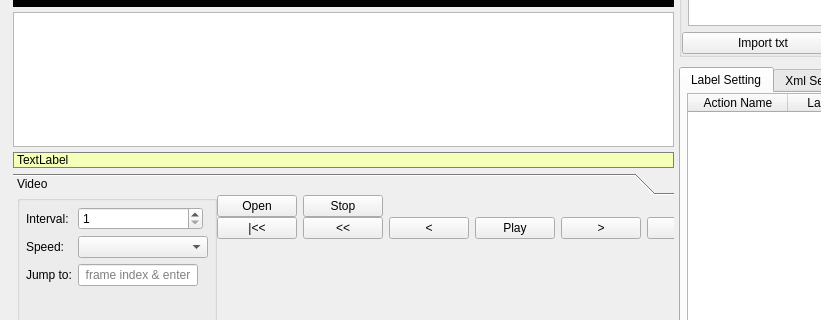
The window that qt_gui/mainwindow.ui (ZDL-Git/ActionLabeller) describes before a commit, drawn with Qt 5; both pictures show x 0 to 821 and y 475 to 795 of the 1022 by 886 pixel window.
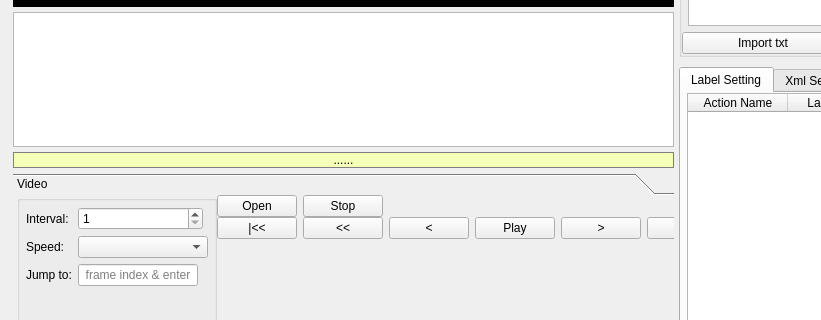
The same window after the commit. Custom widgets are drawn as their Qt base class.

Patch:
```diff
--- a/qt_gui/mainwindow.ui
+++ b/qt_gui/mainwindow.ui
@@ -175,10 +175,10 @@
 border: 1 solid gray;</string>
           </property>
           <property name="text">
-           <string>TextLabel</string>
+           <string>......</string>
           </property>
           <property name="alignment">
-           <set>Qt::AlignLeading|Qt::AlignLeft|Qt::AlignVCenter</set>
+           <set>Qt::AlignCenter</set>
           </property>
          </widget>
         </item>
```
